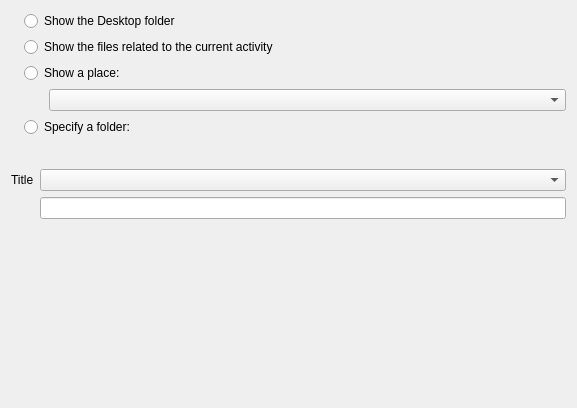
Old version of the form plasma/applets/folderview/folderviewLocationConfig.ui in the repository KDE/kde-baseapps.
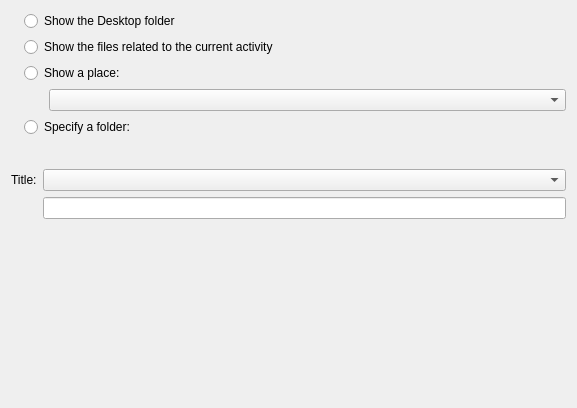
New version of the form. Custom widgets are drawn as their Qt base class.

Commit message: a colon (:) after Title as per the gui guidelines

```diff
--- a/plasma/applets/folderview/folderviewLocationConfig.ui
+++ b/plasma/applets/folderview/folderviewLocationConfig.ui
@@ -156,7 +156,7 @@
       </font>
      </property>
      <property name="text">
-      <string>&lt;html&gt;&lt;head/&gt;&lt;body&gt;&lt;p&gt;&lt;span style=&quot; font-weight:400;&quot;&gt;Title&lt;/span&gt;&lt;/p&gt;&lt;/body&gt;&lt;/html&gt;</string>
+      <string>&lt;html&gt;&lt;head/&gt;&lt;body&gt;&lt;p&gt;&lt;span style=&quot; font-weight:400;&quot;&gt;Title:&lt;/span&gt;&lt;/p&gt;&lt;/body&gt;&lt;/html&gt;</string>
      </property>
     </widget>
    </item>
```
